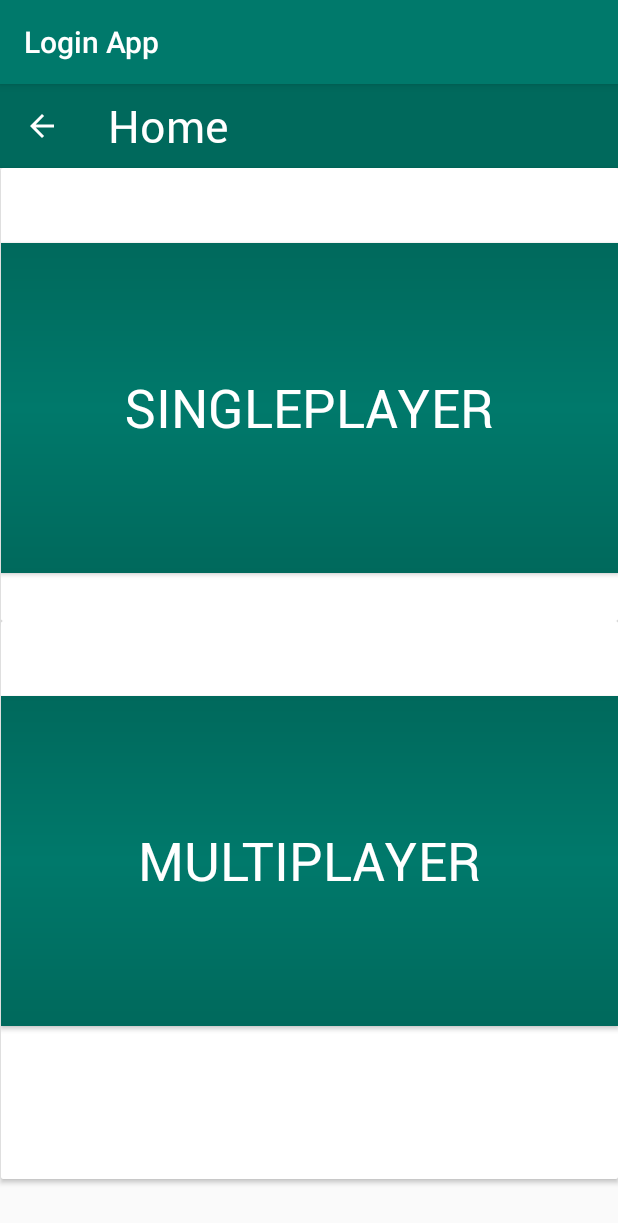
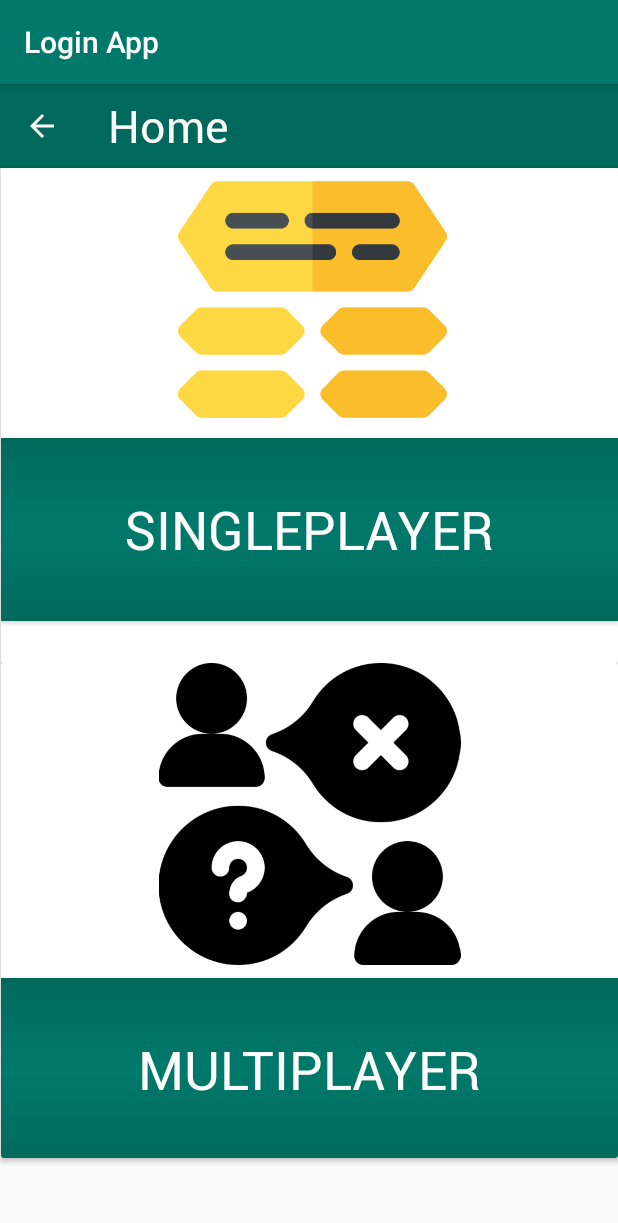
Before and after one commit to AIR-FOI-HR/AIR2002, an Android app: the MainMenu screen opened directly, with no data from a screen before it, on a phone screen of 412 x 824 dp. Shown: the top 1223 px of the screen. Run offline under Robolectric (Android 15) with nearby library versions, the light colour scheme and no system bars.

Commit message:
Added simple icons for main menu layout.

```diff
--- a/app/src/main/res/layout/main_menu.xml
+++ b/app/src/main/res/layout/main_menu.xml
@@ -37,7 +37,7 @@
     <androidx.cardview.widget.CardView
         android:id="@+id/cardView"
         android:layout_width="411dp"
-        android:layout_height="302dp"
+        android:layout_height="330dp"
         app:layout_constraintEnd_toEndOf="parent"
         app:layout_constraintStart_toStartOf="parent"
         app:layout_constraintTop_toBottomOf="@+id/topToolbar">
@@ -45,17 +45,35 @@
         <RelativeLayout
             android:layout_width="match_parent"
             android:layout_height="match_parent"
-            android:background="@color/foregroundText"></RelativeLayout>
+            android:background="@color/foregroundText">
+
+            <ImageView
+                android:id="@+id/imageView"
+                android:layout_width="361dp"
+                android:layout_height="179dp"
+                android:layout_alignParentStart="true"
+                android:layout_alignParentLeft="true"
+                android:layout_alignParentTop="true"
+                android:layout_alignParentEnd="true"
+                android:layout_alignParentRight="true"
+                android:layout_marginStart="27dp"
+                android:layout_marginLeft="27dp"
+                android:layout_marginTop="-2dp"
+                android:layout_marginEnd="23dp"
+                android:layout_marginRight="23dp"
+                android:contentDescription="@string/singleplayer"
+                app:srcCompat="@drawable/singleplayer_icon_yellow" />
+        </RelativeLayout>
 
         <Button
             android:id="@+id/goToSingleplayerButton"
             style="@style/MainMenuTheme.Button"
             android:layout_width="match_parent"
-            android:layout_height="220dp"
+            android:layout_height="122dp"
             android:layout_alignParentTop="true"
             android:layout_marginStart="0dp"
             android:layout_marginLeft="0dp"
-            android:layout_marginTop="50dp"
+            android:layout_marginTop="180dp"
             android:layout_marginEnd="0dp"
             android:layout_marginRight="0dp"
             android:layout_maringLeft="8dp"
@@ -64,27 +82,44 @@
             android:textColor="@color/buttonTextColor"
             app:layout_constraintEnd_toEndOf="parent"
             app:layout_constraintHorizontal_bias="0.52" />
+
     </androidx.cardview.widget.CardView>
 
     <androidx.cardview.widget.CardView
         android:layout_width="411dp"
-        android:layout_height="372dp"
+        android:layout_height="330dp"
         app:layout_constraintEnd_toEndOf="parent"
         app:layout_constraintStart_toStartOf="parent"
-        app:layout_constraintTop_toBottomOf="@+id/cardView" >
+        app:layout_constraintTop_toBottomOf="@+id/cardView">
+
         <RelativeLayout
             android:layout_width="match_parent"
-            android:layout_height="match_parent"
-            android:background="@color/foregroundText"></RelativeLayout>
+            android:layout_height="346dp"
+            android:background="@color/foregroundText">
+
+            <ImageView
+                android:id="@+id/imageView2"
+                android:layout_width="341dp"
+                android:layout_height="201dp"
+                android:layout_alignParentStart="true"
+                android:layout_alignParentLeft="true"
+                android:layout_alignParentEnd="true"
+                android:layout_alignParentRight="true"
+                android:layout_marginStart="30dp"
+                android:layout_marginLeft="30dp"
+                android:layout_marginEnd="30dp"
+                android:layout_marginRight="30dp"
+                app:srcCompat="@drawable/multiplayer_icon" />
+        </RelativeLayout>
 
         <Button
             android:id="@+id/goToMultiplayerButton"
             style="@style/MainMenuTheme.Button"
             android:layout_width="match_parent"
-            android:layout_height="220dp"
+            android:layout_height="122dp"
             android:layout_marginStart="0dp"
             android:layout_marginLeft="0dp"
-            android:layout_marginTop="50dp"
+            android:layout_marginTop="210dp"
             android:layout_marginEnd="0dp"
             android:layout_marginRight="0dp"
             android:background="@drawable/bg_main_menu_1"
@@ -92,6 +127,7 @@
             android:textColor="@color/buttonTextColor"
             tools:layout_editor_absoluteX="10dp"
             tools:layout_editor_absoluteY="10dp" />
+
     </androidx.cardview.widget.CardView>
 
 </androidx.constraintlayout.widget.ConstraintLayout>
```
